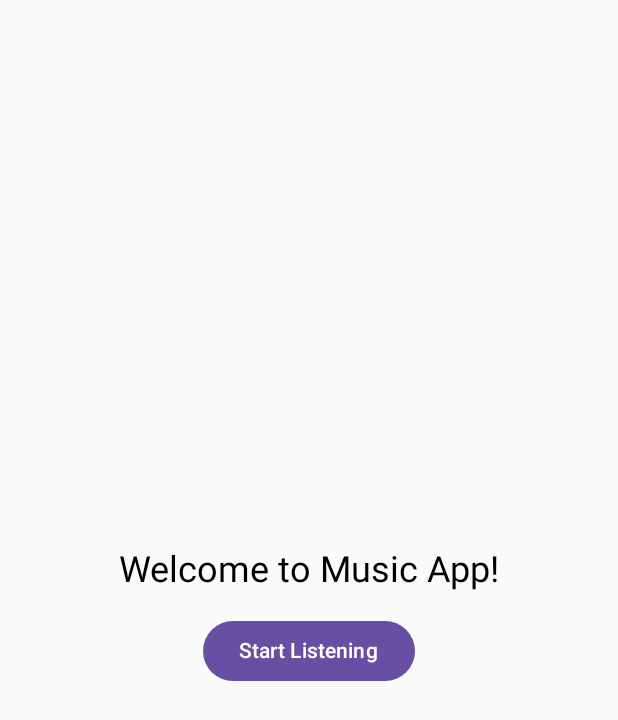
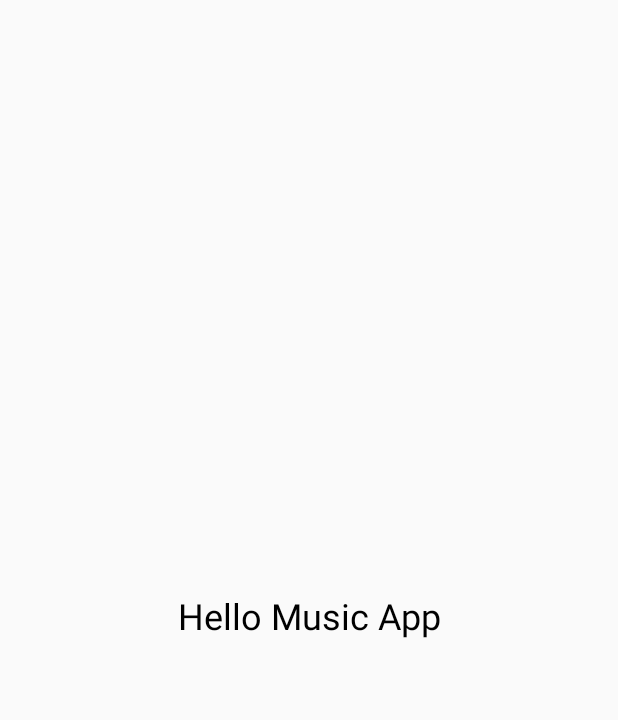
Before and after one commit to VanSonNek/MusicApp, an Android app built with Jetpack Compose: the screen it shows after launch (MainActivity), on a phone screen of 412 x 824 dp. Shown: the top 720 px of the screen. Run offline under Robolectric (Android 15) with nearby library versions, the phone set to English and light mode, and no system bars; our stand-ins replace constraintlayout-compose.

Commit message:
MusicApp

```diff
--- a/app/build.gradle.kts
+++ b/app/build.gradle.kts
@@ -49,6 +49,8 @@ dependencies {
     implementation(libs.androidx.ui.graphics)
     implementation(libs.androidx.ui.tooling.preview)
     implementation(libs.androidx.material3)
+    implementation(libs.androidx.constraintlayout)
+    implementation("androidx.constraintlayout:constraintlayout-compose:1.0.1")
     testImplementation(libs.junit)
     androidTestImplementation(libs.androidx.junit)
     androidTestImplementation(libs.androidx.espresso.core)
@@ -58,4 +60,5 @@ dependencies {
     debugImplementation(libs.androidx.ui.test.manifest)
     implementation("androidx.navigation:navigation-compose:2.7.3")
 
+
 }
--- /dev/null
+++ b/app/src/main/java/com/example/musicapp/Composable/Dashboar.kt
@@ -0,0 +1,25 @@
+package com.example.musicapp.Composable
+
+import androidx.compose.foundation.layout.Arrangement
+import androidx.compose.foundation.layout.Column
+import androidx.compose.foundation.layout.Spacer
+import androidx.compose.foundation.layout.fillMaxSize
+import androidx.compose.foundation.layout.height
+import androidx.compose.material3.Button
+import androidx.compose.material3.Text
+import androidx.compose.runtime.Composable
+import androidx.compose.ui.Alignment
+import androidx.compose.ui.Modifier
+import androidx.compose.ui.unit.dp
+import androidx.compose.ui.unit.sp
+import androidx.navigation.NavController
+import com.example.musicapp.Screen.Screen
+
+@Composable
+fun Test(navController: NavController, modifier: Modifier = Modifier) {
+    Text(text = "Hello Music App",
+        modifier = modifier,
+        fontSize = 24.sp
+    )
+
+}
--- a/app/src/main/java/com/example/musicapp/Screen/Home.kt
+++ b/app/src/main/java/com/example/musicapp/Screen/Home.kt
@@ -5,30 +5,41 @@ import androidx.compose.material3.*
 import androidx.compose.runtime.*
 import androidx.compose.ui.Alignment
 import androidx.compose.ui.Modifier
+import androidx.compose.ui.focus.FocusRequester.Companion.createRefs
+
 import androidx.compose.ui.tooling.preview.Preview
+import androidx.compose.ui.unit.Constraints
 import androidx.compose.ui.unit.dp
 import androidx.compose.ui.unit.sp
+import androidx.constraintlayout.widget.ConstraintLayout
 import androidx.navigation.NavController
 import androidx.navigation.compose.NavHost
 import androidx.navigation.compose.composable
+
 import androidx.navigation.compose.rememberNavController
+import kotlinx.coroutines.NonDisposableHandle.parent
+import androidx.constraintlayout.compose.ConstraintLayout
+import androidx.constraintlayout.compose.ConstrainedLayoutReference
+import com.example.musicapp.Composable.Test
+
 
 @Composable
 fun HomeScreen(navController: NavController) {
-    Column(
-        modifier = Modifier.fillMaxSize(),
-        horizontalAlignment = Alignment.CenterHorizontally,
-        verticalArrangement = Arrangement.Center
-    ) {
-        Text(text = "Welcome to Music App!", fontSize = 24.sp)
-        Spacer(modifier = Modifier.height(16.dp))
-        Button(onClick = {
-            navController.navigate(Screen.Account.route)
-        }) {
-            Text(text = "Start Listening")
-        }
+    ConstraintLayout(modifier = Modifier.fillMaxSize()) {
+        val (testComposable) = createRefs()
+        Test(
+            navController = navController,
+            modifier = Modifier.constrainAs(testComposable) {
+                top.linkTo(parent.top)
+                start.linkTo(parent.start)
+                end.linkTo(parent.end)
+                bottom.linkTo(parent.bottom)
+            }
+        )
     }
 }
+
+
 @Preview(showBackground = true, showSystemUi = true)
 @Composable
 fun PreviewNavigation() {
--- a/gradle/libs.versions.toml
+++ b/gradle/libs.versions.toml
@@ -8,6 +8,7 @@ espressoCore = "3.6.1"
 lifecycleRuntimeKtx = "2.8.7"
 activityCompose = "1.10.1"
 composeBom = "2024.04.01"
+constraintlayout = "2.2.1"
 
 [libraries]
 androidx-core-ktx = { group = "androidx.core", name = "core-ktx", version.ref = "coreKtx" }
@@ -24,6 +25,7 @@ androidx-ui-tooling-preview = { group = "androidx.compose.ui", name = "ui-toolin
 androidx-ui-test-manifest = { group = "androidx.compose.ui", name = "ui-test-manifest" }
 androidx-ui-test-junit4 = { group = "androidx.compose.ui", name = "ui-test-junit4" }
 androidx-material3 = { group = "androidx.compose.material3", name = "material3" }
+androidx-constraintlayout = { group = "androidx.constraintlayout", name = "constraintlayout", version.ref = "constraintlayout" }
 
 [plugins]
 android-application = { id = "com.android.application", version.ref = "agp" }
```
